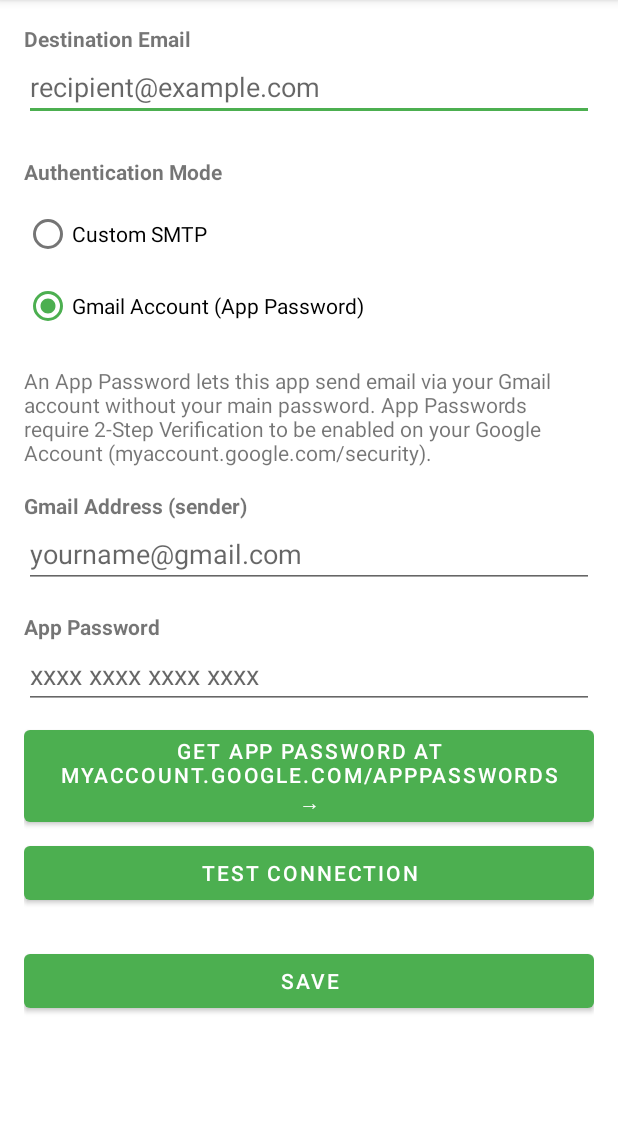
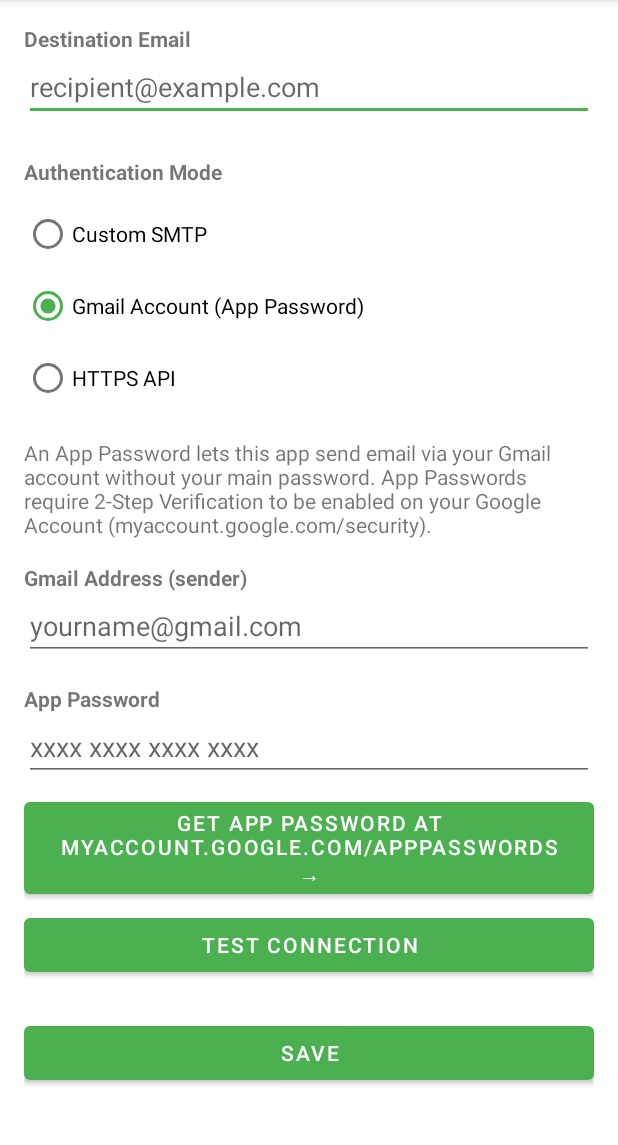
Before and after one commit to HiromiShikata/sms-email-forwarder, an Android app: the screen it shows after launch (SettingsActivity), on a phone screen of 412 x 824 dp, the part 84-1229 px from its top. Run offline under Robolectric (Android 15) with nearby library versions, the phone set to English and light mode, and no system bars; libraries missing offline, so code that uses them is left out: javax.mail, javax.mail.internet; network calls fail; 1 statement that could not run was skipped.

Commit message:
feat(sms): add HTTPS API send mode for networks that block SMTP (#100)
* feat(sms): add HTTPS API send mode for networks that block SMTP

Adds an HTTPS API authentication mode that posts each SMS as JSON to a configured https endpoint, follows the endpoint's redirect with GET, and maps the JSON result to non-transient (unauthorized) or transient failures. The API key is stored encrypted. Existing SMTP modes are unchanged.

* fix(sms): accept any 2xx ok result and test the worker wiring

A 2xx response with an ok result is now success, so an accepted send is not retried as a duplicate. The forwarding repository composition is a tested factory, and a redirect without Location and the 201 case have tests.

* fix(sms): classify unauthorized by body and follow only the 302 redirect

The unauthorized result is non-transient whatever the HTTP status, and only the 302 redirect from the POST is followed with GET, as the endpoint contract states.

```diff
--- a/app/build.gradle
+++ b/app/build.gradle
@@ -84,4 +84,5 @@ dependencies {
     testImplementation 'org.mockito.kotlin:mockito-kotlin:6.4.0'
     testImplementation 'androidx.arch.core:core-testing:2.2.0'
     testImplementation 'org.jetbrains.kotlinx:kotlinx-coroutines-test:1.11.0'
+    testImplementation 'org.json:json:20250517'
 }
--- a/app/src/main/java/com/hiromi_shikata/smsemailforwarder/SmsForwardWorker.kt
+++ b/app/src/main/java/com/hiromi_shikata/smsemailforwarder/SmsForwardWorker.kt
@@ -11,7 +11,7 @@ import com.hiromi_shikata.smsemailforwarder.data.local.AndroidSmsForwardingError
 import com.hiromi_shikata.smsemailforwarder.data.local.AndroidSmsForwardingInProgressNotifier
 import com.hiromi_shikata.smsemailforwarder.data.local.SharedPrefsForwardingConfigRepository
 import com.hiromi_shikata.smsemailforwarder.data.local.SharedPrefsForwardingLogRepository
-import com.hiromi_shikata.smsemailforwarder.data.remote.SmtpEmailSendRepository
+import com.hiromi_shikata.smsemailforwarder.data.remote.buildForwardingEmailSendRepository
 import com.hiromi_shikata.smsemailforwarder.domain.entity.SmsForwardAttemptOutcome
 import com.hiromi_shikata.smsemailforwarder.domain.entity.SmsMessage
 import com.hiromi_shikata.smsemailforwarder.domain.usecase.SmsForwardUseCase
@@ -52,7 +52,7 @@ class SmsForwardWorker(context: Context, params: WorkerParameters) : Worker(cont
         val body = inputData.getString(KEY_BODY) ?: return Result.failure()
         val timestamp = inputData.getLong(KEY_TIMESTAMP, System.currentTimeMillis())
         val configRepository = SharedPrefsForwardingConfigRepository(applicationContext)
-        val emailSendRepository = SmtpEmailSendRepository()
+        val emailSendRepository = buildForwardingEmailSendRepository()
         val notifier = AndroidSmsForwardingErrorNotifier(applicationContext)
         val logRepository = SharedPrefsForwardingLogRepository.create(applicationContext)
         val outcome = forwardWithNotification(
--- a/app/src/main/java/com/hiromi_shikata/smsemailforwarder/data/local/SharedPrefsForwardingConfigRepository.kt
+++ b/app/src/main/java/com/hiromi_shikata/smsemailforwarder/data/local/SharedPrefsForwardingConfigRepository.kt
@@ -25,6 +25,8 @@ class SharedPrefsForwardingConfigRepository internal constructor(
         smtpPort = prefs.getInt(KEY_SMTP_PORT, 587),
         smtpUsername = prefs.getString(KEY_SMTP_USERNAME, "") ?: "",
         smtpPassword = readSmtpPassword(),
+        apiEndpointUrl = prefs.getString(KEY_API_ENDPOINT_URL, "") ?: "",
+        apiKey = readApiKey(),
     )
 
     override fun save(config: ForwardingConfig) {
@@ -36,7 +38,18 @@ class SharedPrefsForwardingConfigRepository internal constructor(
             .putString(KEY_SMTP_USERNAME, config.smtpUsername)
             .putString(KEY_SMTP_PASSWORD_ENCRYPTED, cipher.encrypt(config.smtpPassword))
             .remove(KEY_SMTP_PASSWORD_LEGACY)
+            .putString(KEY_API_ENDPOINT_URL, config.apiEndpointUrl)
+            .putString(KEY_API_KEY_ENCRYPTED, cipher.encrypt(config.apiKey))
             .apply()
+    }
+
+    private fun readApiKey(): String {
+        val encryptedApiKey = prefs.getString(KEY_API_KEY_ENCRYPTED, null) ?: return ""
+        return try {
+            cipher.decrypt(encryptedApiKey)
+        } catch (e: Exception) {
+            throw SmtpPasswordUnavailableException("Stored HTTPS API key cannot be decrypted.", e)
+        }
     }
 
     private fun readSmtpPassword(): String {
@@ -68,5 +81,7 @@ class SharedPrefsForwardingConfigRepository internal constructor(
         private const val KEY_SMTP_USERNAME = "smtp_username"
         private const val KEY_SMTP_PASSWORD_LEGACY = "smtp_password"
         private const val KEY_SMTP_PASSWORD_ENCRYPTED = "smtp_password_encrypted"
+        private const val KEY_API_ENDPOINT_URL = "api_endpoint_url"
+        private const val KEY_API_KEY_ENCRYPTED = "api_key_encrypted"
     }
 }
--- a/app/src/main/java/com/hiromi_shikata/smsemailforwarder/domain/entity/EmailAuthMode.kt
+++ b/app/src/main/java/com/hiromi_shikata/smsemailforwarder/domain/entity/EmailAuthMode.kt
@@ -3,4 +3,5 @@ package com.hiromi_shikata.smsemailforwarder.domain.entity
 enum class EmailAuthMode {
     SMTP,
     GOOGLE_ACCOUNT,
+    HTTPS_API,
 }
--- a/app/src/main/java/com/hiromi_shikata/smsemailforwarder/domain/entity/ForwardingConfig.kt
+++ b/app/src/main/java/com/hiromi_shikata/smsemailforwarder/domain/entity/ForwardingConfig.kt
@@ -7,14 +7,20 @@ data class ForwardingConfig(
     val smtpPort: Int,
     val smtpUsername: String,
     val smtpPassword: String,
+    val apiEndpointUrl: String = "",
+    val apiKey: String = "",
 ) {
     val isComplete: Boolean
-        get() = destinationEmail.isNotBlank() && when (authMode) {
-            EmailAuthMode.SMTP -> smtpHost.isNotBlank() &&
+        get() = when (authMode) {
+            EmailAuthMode.SMTP -> destinationEmail.isNotBlank() &&
+                smtpHost.isNotBlank() &&
                 smtpPort > 0 &&
                 smtpUsername.isNotBlank() &&
                 smtpPassword.isNotBlank()
-            EmailAuthMode.GOOGLE_ACCOUNT -> smtpUsername.isNotBlank() && smtpPassword.isNotBlank()
+            EmailAuthMode.GOOGLE_ACCOUNT -> destinationEmail.isNotBlank() &&
+                smtpUsername.isNotBlank() &&
+                smtpPassword.isNotBlank()
+            EmailAuthMode.HTTPS_API -> isHttpsApiEndpointUrl(apiEndpointUrl) && apiKey.isNotBlank()
         }
 
     companion object {
--- /dev/null
+++ b/app/src/main/java/com/hiromi_shikata/smsemailforwarder/domain/entity/HttpsApiUnauthorizedException.kt
@@ -0,0 +1,3 @@
+package com.hiromi_shikata.smsemailforwarder.domain.entity
+
+class HttpsApiUnauthorizedException : Exception("HTTPS API rejected the API key (unauthorized).")
--- a/app/src/main/java/com/hiromi_shikata/smsemailforwarder/presentation/MainActivity.kt
+++ b/app/src/main/java/com/hiromi_shikata/smsemailforwarder/presentation/MainActivity.kt
@@ -112,6 +112,7 @@ class MainActivity : AppCompatActivity() {
                     config.smtpUsername,
                     config.destinationEmail,
                 )
+                config.authMode == EmailAuthMode.HTTPS_API -> getString(R.string.forwarding_active_https_api)
                 else -> getString(R.string.forwarding_active, config.destinationEmail)
             }
             if (!config.isComplete && !hasAutoOpenedSettings) {
--- a/app/src/main/java/com/hiromi_shikata/smsemailforwarder/presentation/SettingsActivity.kt
+++ b/app/src/main/java/com/hiromi_shikata/smsemailforwarder/presentation/SettingsActivity.kt
@@ -39,7 +39,13 @@ class SettingsActivity : AppCompatActivity() {
         )[SettingsViewModel::class.java]
 
         binding.authModeGroup.setOnCheckedChangeListener { _: RadioGroup, checkedId: Int ->
-            updateSectionVisibility(checkedId == R.id.authModeGoogleAccount)
+            showAuthSection(
+                when (checkedId) {
+                    R.id.authModeSmtp -> EmailAuthMode.SMTP
+                    R.id.authModeHttpsApi -> EmailAuthMode.HTTPS_API
+                    else -> EmailAuthMode.GOOGLE_ACCOUNT
+                },
+            )
         }
 
         binding.getAppPasswordButton.setOnClickListener {
@@ -69,7 +75,15 @@ class SettingsActivity : AppCompatActivity() {
         }
 
         binding.saveButton.setOnClickListener {
-            if (binding.authModeGoogleAccount.isChecked) {
+            if (binding.authModeHttpsApi.isChecked) {
+                val saved = viewModel.saveHttpsApiConfig(
+                    apiEndpointUrl = binding.apiEndpointUrlInput.text.toString(),
+                    apiKey = binding.apiKeyInput.text.toString(),
+                )
+                if (!saved) {
+                    Toast.makeText(this, getString(R.string.api_endpoint_must_be_https), Toast.LENGTH_LONG).show()
+                }
+            } else if (binding.authModeGoogleAccount.isChecked) {
                 viewModel.saveGoogleAccountConfig(
                     destinationEmail = binding.destinationEmailInput.text.toString(),
                     gmailAddress = binding.gmailAddressInput.text.toString(),
@@ -92,16 +106,22 @@ class SettingsActivity : AppCompatActivity() {
             binding.smtpPortInput.setText(config.smtpPort.toString())
             binding.smtpUsernameInput.setText(config.smtpUsername)
             binding.smtpPasswordInput.setText(config.smtpPassword)
+            binding.apiEndpointUrlInput.setText(config.apiEndpointUrl)
+            binding.apiKeyInput.setText(config.apiKey)
             when (config.authMode) {
                 EmailAuthMode.SMTP -> {
                     binding.authModeSmtp.isChecked = true
-                    updateSectionVisibility(false)
+                    showAuthSection(EmailAuthMode.SMTP)
                 }
                 EmailAuthMode.GOOGLE_ACCOUNT -> {
                     binding.authModeGoogleAccount.isChecked = true
-                    updateSectionVisibility(true)
+                    showAuthSection(EmailAuthMode.GOOGLE_ACCOUNT)
                     binding.gmailAddressInput.setText(config.smtpUsername)
                     binding.gmailAppPasswordInput.setText(config.smtpPassword)
+                }
+                EmailAuthMode.HTTPS_API -> {
+                    binding.authModeHttpsApi.isChecked = true
+                    showAuthSection(EmailAuthMode.HTTPS_API)
                 }
             }
         }
@@ -146,8 +166,11 @@ class SettingsActivity : AppCompatActivity() {
         }
     }
 
-    private fun updateSectionVisibility(googleAccountMode: Boolean) {
-        binding.smtpSection.visibility = if (googleAccountMode) View.GONE else View.VISIBLE
-        binding.googleAccountSection.visibility = if (googleAccountMode) View.VISIBLE else View.GONE
+    private fun showAuthSection(authMode: EmailAuthMode) {
+        binding.smtpSection.visibility = visibilityOf(authMode == EmailAuthMode.SMTP)
+        binding.googleAccountSection.visibility = visibilityOf(authMode == EmailAuthMode.GOOGLE_ACCOUNT)
+        binding.httpsApiSection.visibility = visibilityOf(authMode == EmailAuthMode.HTTPS_API)
     }
+
+    private fun visibilityOf(shown: Boolean): Int = if (shown) View.VISIBLE else View.GONE
 }
--- a/app/src/main/res/layout/activity_settings.xml
+++ b/app/src/main/res/layout/activity_settings.xml
@@ -49,6 +49,12 @@
                 android:layout_height="wrap_content"
                 android:checked="true"
                 android:text="@string/auth_mode_google_account" />
+
+            <RadioButton
+                android:id="@+id/authModeHttpsApi"
+                android:layout_width="match_parent"
+                android:layout_height="wrap_content"
+                android:text="@string/auth_mode_https_api" />
 
         </RadioGroup>
 
@@ -125,6 +131,43 @@
         </LinearLayout>
 
         <LinearLayout
+            android:id="@+id/httpsApiSection"
+            android:layout_width="match_parent"
+            android:layout_height="wrap_content"
+            android:orientation="vertical"
+            android:visibility="gone">
+
+            <TextView
+                android:layout_width="match_parent"
+                android:layout_height="wrap_content"
+                android:layout_marginTop="16dp"
+                android:text="@string/api_endpoint_url"
+                android:textStyle="bold" />
+
+            <EditText
+                android:id="@+id/apiEndpointUrlInput"
+                android:layout_width="match_parent"
+                android:layout_height="wrap_content"
+                android:inputType="textUri"
+                android:hint="@string/api_endpoint_url_hint" />
+
+            <TextView
+                android:layout_width="match_parent"
+                android:layout_height="wrap_content"
+                android:layout_marginTop="16dp"
+                android:text="@string/api_key"
+                android:textStyle="bold" />
+
+            <EditText
+                android:id="@+id/apiKeyInput"
+                android:layout_width="match_parent"
+                android:layout_height="wrap_content"
+                android:inputType="textPassword"
+                android:hint="@string/api_key_hint" />
+
+        </LinearLayout>
+
+        <LinearLayout
             android:id="@+id/googleAccountSection"
             android:layout_width="match_parent"
             android:layout_height="wrap_content"
--- a/app/src/main/res/values/strings.xml
+++ b/app/src/main/res/values/strings.xml
@@ -28,6 +28,13 @@
     <string name="gmail_app_password_hint">xxxx xxxx xxxx xxxx</string>
     <string name="get_app_password">Get App Password at myaccount.google.com/apppasswords →</string>
     <string name="google_account_section_info">An App Password lets this app send email via your Gmail account without your main password. App Passwords require 2-Step Verification to be enabled on your Google Account (myaccount.google.com/security).</string>
+    <string name="auth_mode_https_api">HTTPS API</string>
+    <string name="api_endpoint_url">API Endpoint URL</string>
+    <string name="api_endpoint_url_hint">https://example.com/endpoint</string>
+    <string name="api_key">API Key</string>
+    <string name="api_key_hint">Key shared with your endpoint</string>
+    <string name="api_endpoint_must_be_https">API Endpoint URL must start with https://</string>
+    <string name="forwarding_active_https_api">Forwarding SMS via HTTPS API</string>
     <string name="test_connection">Test Connection</string>
     <string name="test_connection_testing">Testing…</string>
     <string name="test_connection_success_title">Connection Successful</string>
```
Also changed, not shown: app/src/main/java/com/hiromi_shikata/smsemailforwarder/data/remote/HttpsApiEmailSendRepository.kt (added, +119 -0 lines), app/src/main/java/com/hiromi_shikata/smsemailforwarder/data/remote/ModeRoutingEmailSendRepository.kt (added, +24 -0 lines), app/src/main/java/com/hiromi_shikata/smsemailforwarder/domain/entity/HttpsApiEndpointUrl.kt (added, +8 -0 lines), app/src/main/java/com/hiromi_shikata/smsemailforwarder/presentation/SettingsViewModel.kt (+18 -0 lines), 5 other files.
